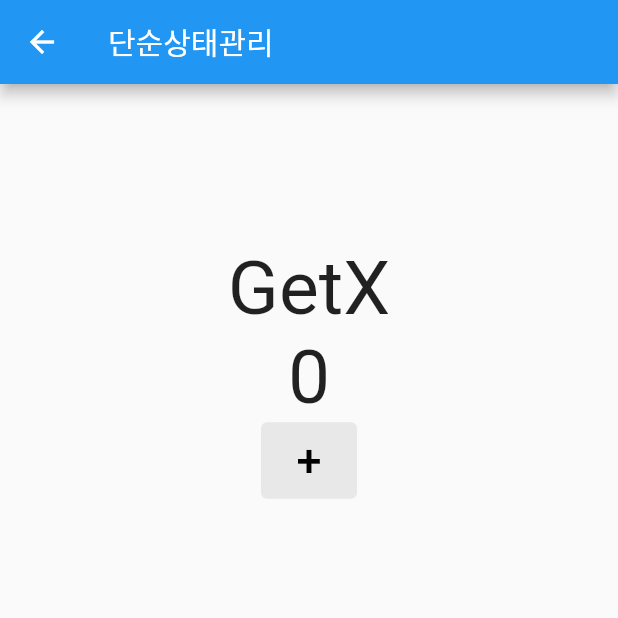
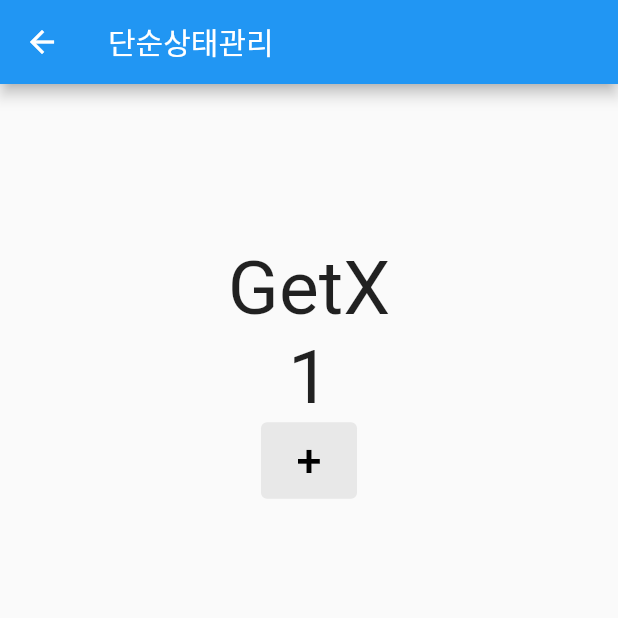
Before and after one commit to kicok/flutter_sample_getx, a Flutter app: the SimpleStateManagePage screen opened directly, after a tap on an icon or button, on a phone screen of 412 x 824 dp, the top half of it. Run offline on Flutter 3.47's test engine with Material 2 defaults, Android fonts, the phone set to English and light mode, and no system bars; our stand-ins replace get.

Commit message:
add getx 방식 카운트 작업

```diff
--- a/lib/src/controller/count_controller_with_getx.dart
+++ b/lib/src/controller/count_controller_with_getx.dart
@@ -1,3 +1,9 @@
-import 'package:flutter/material.dart';
+import 'package:get/get_state_manager/get_state_manager.dart';
 
-class CountControllerWithGetX extends ChangeNotifier {}
+class CountControllerWithGetX extends GetxController {
+  int count = 0;
+  void increase() {
+    count++;
+    update();
+  }
+}
--- a/lib/src/pages/state_page/simple_state_manage_page.dart
+++ b/lib/src/pages/state_page/simple_state_manage_page.dart
@@ -1,7 +1,9 @@
 import 'package:flutter/material.dart';
+import 'package:flutter_sample_route_getx/src/controller/count_controller_with_getx.dart';
 import 'package:flutter_sample_route_getx/src/controller/count_controller_with_provider.dart';
 import 'package:flutter_sample_route_getx/src/state/with_getx.dart';
 import 'package:flutter_sample_route_getx/src/state/with_provider.dart';
+import 'package:get/get.dart';
 import 'package:provider/provider.dart';
 
 class SimpleStateManagePage extends StatelessWidget {
@@ -9,6 +11,9 @@
 
   @override
   Widget build(BuildContext context) {
+    //ChangeNotifierProvider 처럼 Getx State 를 인스턴스화 한다.
+    Get.put(CountControllerWithGetX());
+
     return Scaffold(
       appBar: AppBar(
         title: const Text('단순상태관리'),
@@ -17,7 +22,7 @@
         child: Column(
           mainAxisAlignment: MainAxisAlignment.center,
           children: [
-            Expanded(
+            const Expanded(
               child: WithGetX(),
             ),
             Expanded(
--- a/lib/src/state/with_getx.dart
+++ b/lib/src/state/with_getx.dart
@@ -1,5 +1,7 @@
 import 'package:flutter/material.dart';
+import 'package:flutter_sample_route_getx/src/controller/count_controller_with_getx.dart';
 import 'package:flutter_sample_route_getx/src/utils/util.dart';
+import 'package:get/get.dart';
 
 class WithGetX extends StatelessWidget {
   const WithGetX({Key? key}) : super(key: key);
@@ -11,10 +13,17 @@
         mainAxisAlignment: MainAxisAlignment.center,
         children: [
           const Text("GetX", style: TextStyle(fontSize: 50)),
-          const Text("0", style: TextStyle(fontSize: 50)),
+          GetBuilder<CountControllerWithGetX>(builder: (controller) {
+            return Text(
+              "${controller.count}",
+              style: const TextStyle(fontSize: 50),
+            );
+          }),
           TextButton(
             style: Utils.textButtonStryle,
-            onPressed: () {},
+            onPressed: () {
+              Get.find<CountControllerWithGetX>().increase();
+            },
             child: const Text(
               "+",
               style: TextStyle(fontSize: 30),
```
